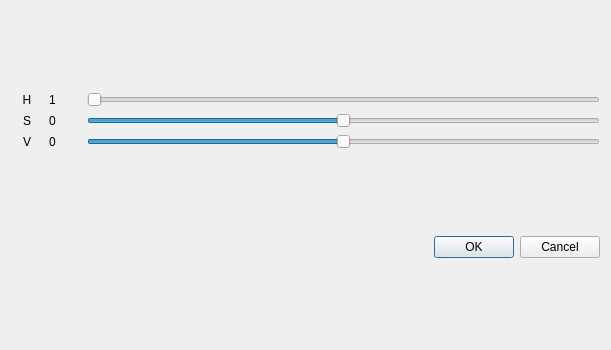
hubutui/ImageProcessingKit, file dialogadjusthsv.ui: the form before one commit.
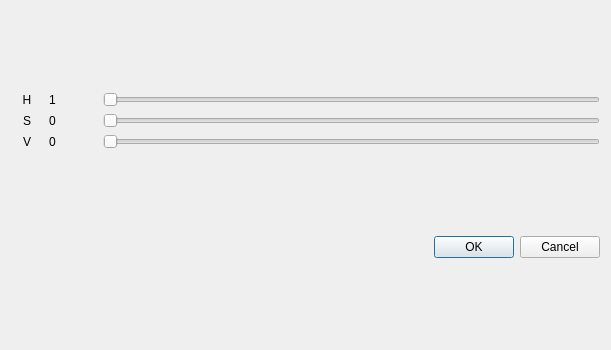
The form after the commit.

Commit message: 更新了 S, V 的系数计算方法．革命就要成功了．

Patch:
```diff
--- a/dialogadjusthsv.ui
+++ b/dialogadjusthsv.ui
@@ -34,6 +34,12 @@
      </item>
      <item row="2" column="1">
       <widget class="QLabel" name="label_V_Value">
+       <property name="minimumSize">
+        <size>
+         <width>48</width>
+         <height>0</height>
+        </size>
+       </property>
        <property name="text">
         <string>0</string>
        </property>
@@ -59,7 +65,7 @@
       <widget class="QLabel" name="label_S_Value">
        <property name="minimumSize">
         <size>
-         <width>32</width>
+         <width>48</width>
          <height>0</height>
         </size>
        </property>
@@ -88,7 +94,7 @@
       <widget class="QLabel" name="label_H_Value">
        <property name="minimumSize">
         <size>
-         <width>32</width>
+         <width>48</width>
          <height>0</height>
         </size>
        </property>
@@ -109,11 +115,17 @@
      </item>
      <item row="1" column="2">
       <widget class="QSlider" name="horizontalSlider_S">
+       <property name="sizePolicy">
+        <sizepolicy hsizetype="Expanding" vsizetype="Fixed">
+         <horstretch>0</horstretch>
+         <verstretch>0</verstretch>
+        </sizepolicy>
+       </property>
        <property name="minimum">
-        <number>-80</number>
+        <number>0</number>
        </property>
        <property name="maximum">
-        <number>80</number>
+        <number>100</number>
        </property>
        <property name="orientation">
         <enum>Qt::Horizontal</enum>
@@ -123,10 +135,10 @@
      <item row="2" column="2">
       <widget class="QSlider" name="horizontalSlider_V">
        <property name="minimum">
-        <number>-80</number>
+        <number>0</number>
        </property>
        <property name="maximum">
-        <number>80</number>
+        <number>360</number>
        </property>
        <property name="orientation">
         <enum>Qt::Horizontal</enum>
```
The commit also changes 1 other file.
